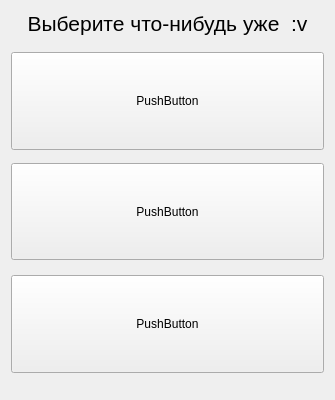
MrModez/Wasteland, file forms/mainselectform.ui: the form before one commit.
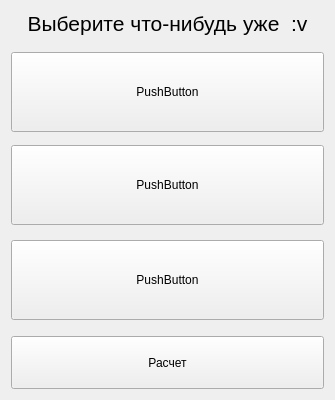
The form after the commit.

The edit to the form file:
```diff
--- a/forms/mainselectform.ui
+++ b/forms/mainselectform.ui
@@ -155,6 +155,19 @@
        </property>
       </spacer>
      </item>
+     <item>
+      <widget class="QPushButton" name="pushButtonSubmit">
+       <property name="sizePolicy">
+        <sizepolicy hsizetype="Minimum" vsizetype="Expanding">
+         <horstretch>0</horstretch>
+         <verstretch>10</verstretch>
+        </sizepolicy>
+       </property>
+       <property name="text">
+        <string>Расчет</string>
+       </property>
+      </widget>
+     </item>
     </layout>
    </item>
   </layout>
```
Left out of the diff: 6 changed lines with no effect on the pictures.
